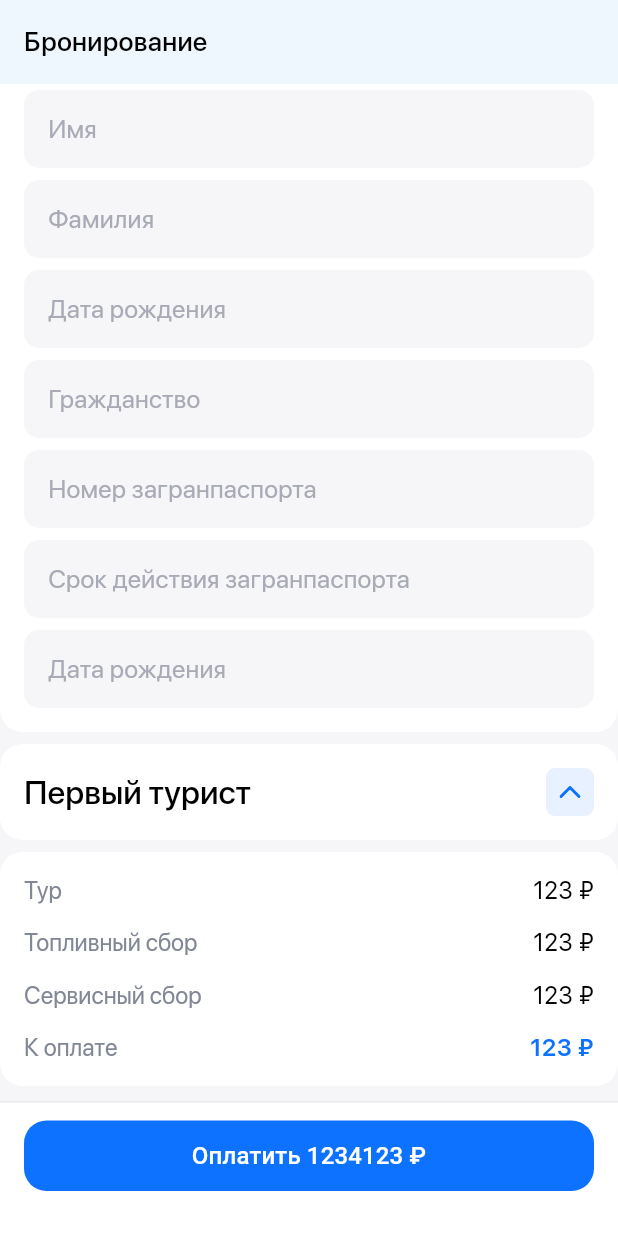
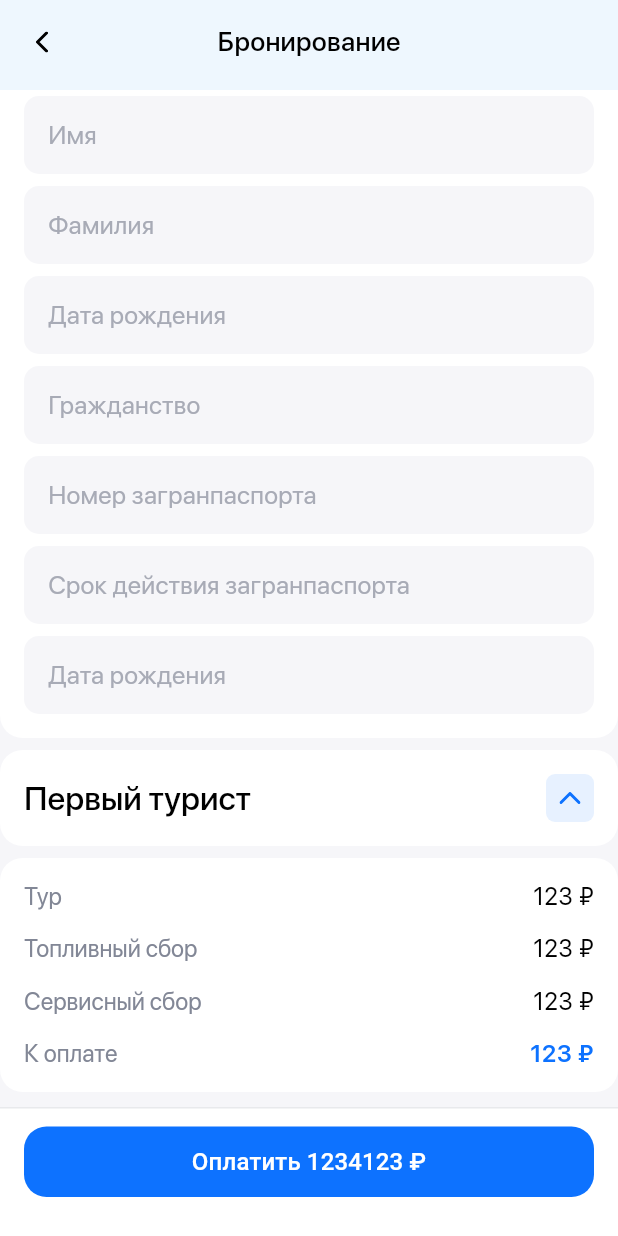
Before and after one commit to Gargoros/Hotel_App, a Flutter app: the BookingScreen screen opened directly, scrolled down 710 dp, on a phone screen of 412 x 824 dp. Run offline on Flutter 3.47's test engine with Material 2 defaults, Android fonts, the phone set to English and light mode, and no system bars; our stand-ins replace auto_route, equatable, flutter_bloc, flutter_svg; Roboto replaces fonts that are missing (SF Pro Display); project files that could hold a hidden picture were left out.

Commit message:
[Hotel_App] - Navigation (#13)
* feat: navigation between screens

* feat: added back button navigation

```diff
--- /dev/null
+++ b/hotel_app/lib/src/config/router/app_router.dart
@@ -0,0 +1,13 @@
+import 'package:auto_route/auto_route.dart';
+import 'package:hotel_app/src/config/router/app_router.gr.dart';
+
+@AutoRouterConfig()
+class AppRouter extends $AppRouter {
+  @override
+  List<AutoRoute> get routes => [
+        AutoRoute(page: HotelRoute.page, initial: true),
+        AutoRoute(page: RoomRoute.page),
+        AutoRoute(page: BookingRoute.page),
+        AutoRoute(page: PaidRoute.page),
+      ];
+}
--- /dev/null
+++ b/hotel_app/lib/src/core/widgets/app_custom_app_bar.dart
@@ -0,0 +1,37 @@
+import 'package:auto_route/auto_route.dart';
+import 'package:flutter/material.dart';
+import 'package:flutter_svg/flutter_svg.dart';
+import 'package:hotel_app/src/core/constants/app_icons_constants.dart';
+
+class CustomAppBar extends StatelessWidget implements PreferredSizeWidget {
+  const CustomAppBar({
+    Key? key,
+    required this.appBarTitle,
+    required this.preferredSize,
+    required this.firstSrceen,
+  }) : super(key: key);
+
+  final String appBarTitle;
+  final bool firstSrceen;
+
+  @override
+  final Size preferredSize;
+
+  @override
+  Widget build(BuildContext context) {
+    return AppBar(
+      centerTitle: true,
+      automaticallyImplyLeading: false,
+      leading: firstSrceen
+          ? null
+          : IconButton(
+              icon: SvgPicture.asset(AppIconsConst.moveBack),
+              onPressed: () => context.router.back(),
+            ),
+      title: Text(
+        appBarTitle,
+        style: Theme.of(context).textTheme.titleMedium,
+      ),
+    );
+  }
+}
--- a/hotel_app/lib/src/features/booking/presentation/pages/booking_screen.dart
+++ b/hotel_app/lib/src/features/booking/presentation/pages/booking_screen.dart
@@ -1,45 +1,67 @@
+import 'package:auto_route/auto_route.dart';
 import 'package:flutter/material.dart';
+import 'package:hotel_app/src/config/router/app_router.gr.dart';
 import 'package:hotel_app/src/core/constants/app_text_constants.dart';
 import 'package:hotel_app/src/core/widgets/app_bottom_button_container.dart';
+import 'package:hotel_app/src/core/widgets/app_custom_app_bar.dart';
+import 'package:hotel_app/src/features/booking/presentation/widgets/add_new_tourist.dart';
 import 'package:hotel_app/src/features/booking/presentation/widgets/booking_data_card.dart';
 import 'package:hotel_app/src/features/booking/presentation/widgets/buyer_info_card.dart';
 import 'package:hotel_app/src/features/booking/presentation/widgets/registration_card.dart';
-import 'package:hotel_app/src/features/booking/presentation/widgets/registration_row.dart';
 import 'package:hotel_app/src/features/booking/presentation/widgets/small_hotel_info_card.dart';
 import 'package:hotel_app/src/features/booking/presentation/widgets/total_price_card.dart';
 
-class BookingScreen extends StatelessWidget {
+@RoutePage()
+class BookingScreen extends StatefulWidget {
   const BookingScreen({super.key});
 
+  @override
+  State<BookingScreen> createState() => _BookingScreenState();
+}
+
+class _BookingScreenState extends State<BookingScreen> {
   final int rating = 5;
+
   final int price = 123;
+
   final String ratingName = "Превосходно";
+
   final String hotelName = "Steigenberger Makadi";
+
   final String hotelAdress = "Madinat Makadi, Safaga Road, Makadi Bay, Египет";
 
   final String departureFrom = "Санкт-Петербург";
+
   final String hotelLocation = "Египет, Хургада";
+
   final String date1 = "19.09.2023";
+
   final String date2 = "27.09.2023";
+
   final int numberOfNights = 7;
 
   final String roomType = "Люкс номер с видом на море";
+
   final String foodType = "Все включено";
+
   final String labelText = "Phone Number";
+
   final String buyerPhoneNumber = "+7 (951) 555-99-00";
+
   final String buttonText = "1234123";
+
   final String registrationCardName = AppTextConst.firstTourist;
 
   @override
   Widget build(BuildContext context) {
     return Scaffold(
-      appBar: AppBar(
-        title: Text(
-          AppTextConst.bookingTitle,
-          style: Theme.of(context).textTheme.titleMedium,
-        ),
-      ),
-      body: SingleChildScrollView(
+      appBar: _appBarBuilder(),
+      body: _bodyBuilder(context),
+    );
+  }
+
+  SingleChildScrollView _bodyBuilder(BuildContext context) {
+    return SingleChildScrollView(
       child: Column(
         children: [
           const SizedBox(
@@ -85,34 +107,20 @@ class BookingScreen extends StatelessWidget {
             height: 10,
           ),
           CustonBottomButtonContainer(
-              navigatTo: () {},
+            navigatTo: () => context.router.push(const PaidRoute()),
             buttonText:
                 "${AppTextConst.toPayButton} $buttonText ${AppTextConst.cashSign}",
           ),
         ],
       ),
-      ),
+    );
+  }
+
+  CustomAppBar _appBarBuilder() {
+    return const CustomAppBar(
+      appBarTitle: AppTextConst.bookingTitle,
+      preferredSize: Size.fromHeight(60.0),
+      firstSrceen: false,
     );
   }
 }
-
-class AddNewTourist extends StatelessWidget {
-  const AddNewTourist({
-    super.key,
-    required this.registrationCardName,
-  });
-
-  final String registrationCardName;
-
-  @override
-  Widget build(BuildContext context) {
-    return Container(
-      decoration: BoxDecoration(
-        color: const Color(0xFFFFFFFF),
-        borderRadius: BorderRadius.circular(15),
-      ),
-      padding: const EdgeInsets.all(16),
-      child: RegistrationRow(registrationCardName: registrationCardName),
-    );
-  }
-}
--- a/hotel_app/lib/src/features/room/presentation/widgets/about_room_card.dart
+++ b/hotel_app/lib/src/features/room/presentation/widgets/about_room_card.dart
@@ -15,6 +15,7 @@ class AboutRoomCard extends StatelessWidget {
     required String buttonText,
     required this.price,
     required this.priceForIt,
+    required this.navigatTo,
   }) : _buttonText = buttonText;
 
   final List<String> imageUrls;
@@ -23,6 +24,7 @@ class AboutRoomCard extends StatelessWidget {
   final String _buttonText;
   final int price;
   final String priceForIt;
+  final void Function() navigatTo;
 
   @override
   Widget build(BuildContext context) {
@@ -63,7 +65,7 @@ class AboutRoomCard extends StatelessWidget {
           ),
           AppCustomButton(
             buttonText: AppTextConst.roomSelect,
-            navigatTo: () {},
+            navigatTo: navigatTo,
           ),
         ],
       ),
```
Also changed, not shown: hotel_app/lib/hotel_app.dart (+4 -9 lines), hotel_app/lib/src/features/hotel/presentation/pages/hotel_screen.dart (+32 -10 lines), hotel_app/lib/src/features/paid/presentation/pages/paid_screen.dart (+19 -9 lines), hotel_app/lib/src/features/room/presentation/pages/room_screen.dart (+34 -15 lines), hotel_app/lib/src/config/router/app_router.gr.dart (added), hotel_app/pubspec.lock, 2 other files. Lines whose indentation alone changed are shown as unchanged.
